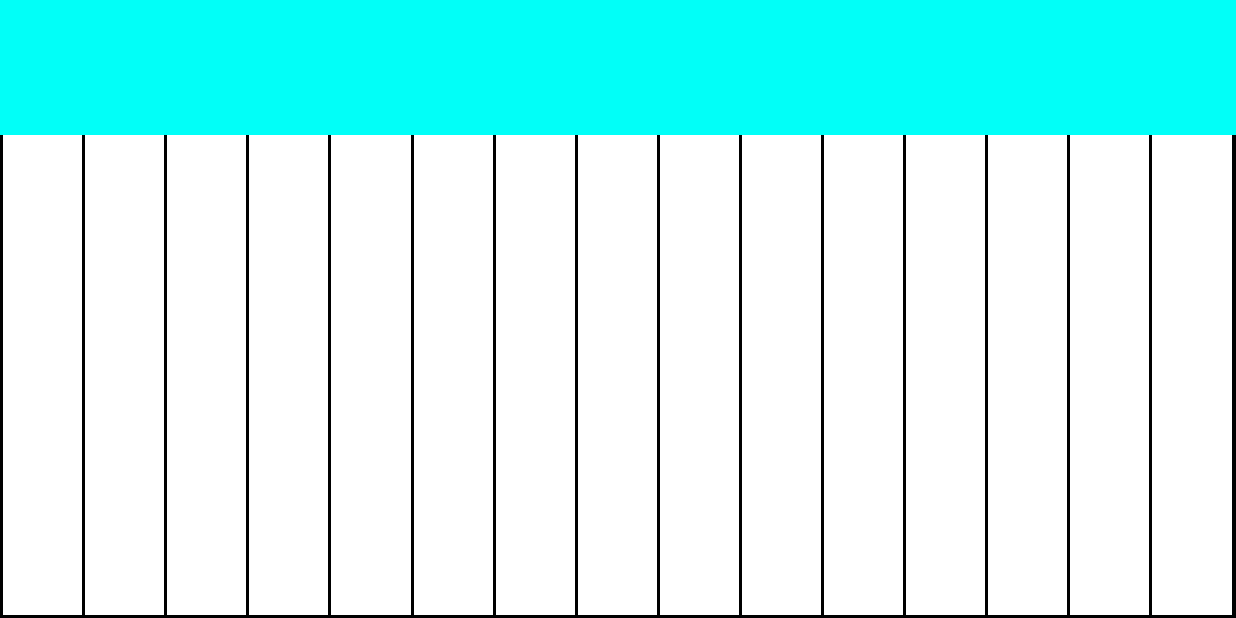
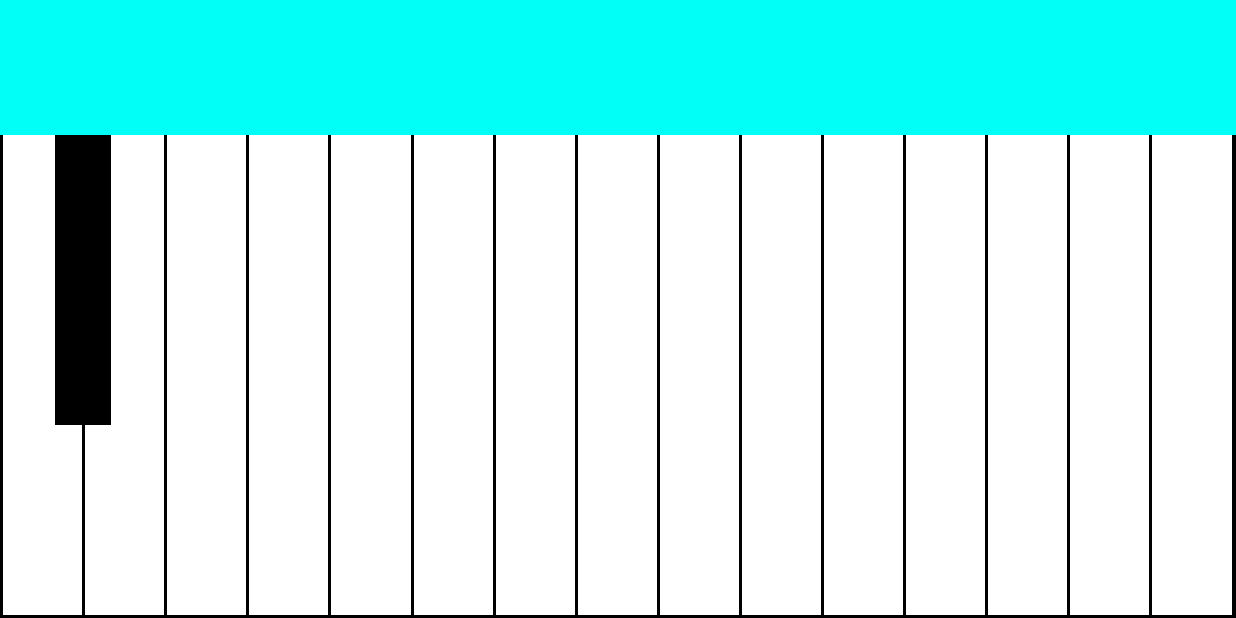
Before and after one commit to BlackLair/Crescendo_Piano, an Android app: the KeyboardActivity screen opened directly, with no data from a screen before it, on a phone screen of 824 x 412 dp (held sideways). Run offline under Robolectric (Android 15) with nearby library versions, the phone set to English and light mode, and no system bars.

Commit message:
검은 건반 1개 배치

```diff
--- a/app/src/main/res/layout/activity_keyboard.xml
+++ b/app/src/main/res/layout/activity_keyboard.xml
@@ -248,6 +248,19 @@
                 app:layout_constraintWidth_default="percent"
                 app:layout_constraintWidth_percent="0.064000" />
 
+            <ImageButton
+                android:id="@+id/btn_bkey14"
+                android:layout_width="0dp"
+                android:layout_height="0dp"
+                android:layout_marginHorizontal="2dp"
+                android:background="#000000"
+                app:layout_constraintEnd_toEndOf="parent"
+                app:layout_constraintHeight_percent="0.60"
+                app:layout_constraintHorizontal_bias="0.044"
+                app:layout_constraintStart_toStartOf="parent"
+                app:layout_constraintTop_toTopOf="parent"
+                app:layout_constraintWidth_default="percent"
+                app:layout_constraintWidth_percent="0.046000" />
 
         </androidx.constraintlayout.widget.ConstraintLayout>
     </LinearLayout>
```
